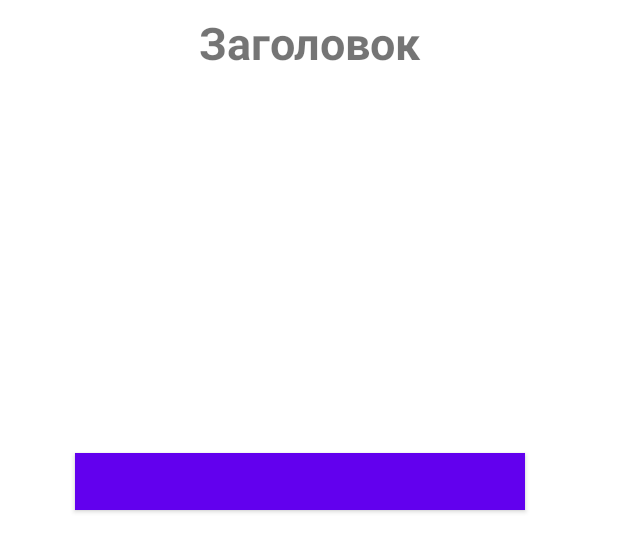
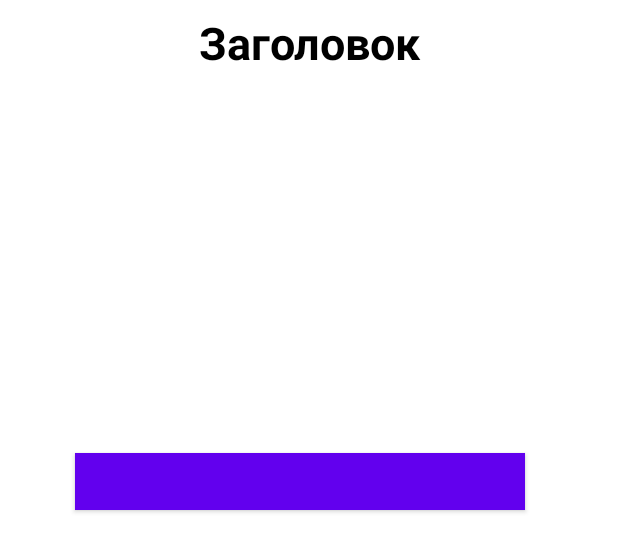
Before and after one commit to UpTechCompany/UptechAppClean, an Android app: the layout item_emergency2.xml on its own in the app's theme, with its tools: preview values and no code run, on a phone screen of 412 x 824 dp. Shown: the top 552 px of the screen. Run offline under Robolectric (Android 15) with nearby library versions, the phone set to English and light mode, and no system bars.

Commit message:
pre-pre-pre-final

```diff
--- a/app/src/main/java/com/example/uptechapp/activity/EmergencyFeedFragment.java
+++ b/app/src/main/java/com/example/uptechapp/activity/EmergencyFeedFragment.java
@@ -43,6 +43,7 @@ public class EmergencyFeedFragment extends Fragment {
 
     List<Emergency> myEmergencyList;
     EmergencyAdapter adapter;
+
 
     public Dialog Dialog(@Nullable Bundle savedInstanceState) {
         String title = getResources().getString(R.string.training);
--- a/app/src/main/java/com/example/uptechapp/activity/SplashActivity.java
+++ b/app/src/main/java/com/example/uptechapp/activity/SplashActivity.java
@@ -21,6 +21,8 @@ public class SplashActivity extends AppCompatActivity {
     @Override
     protected void onCreate(Bundle savedInstanceState) {
         super.onCreate(savedInstanceState);
+        getTheme().getResources().getConfiguration().uiMode &= ~Configuration.UI_MODE_NIGHT_MASK;
+        getTheme().getResources().getConfiguration().uiMode |= Configuration.UI_MODE_NIGHT_NO;
         setContentView(R.layout.activity_splash);
 
         new Thread(() -> {
--- a/app/src/main/java/com/example/uptechapp/dao/RetrofitService.java
+++ b/app/src/main/java/com/example/uptechapp/dao/RetrofitService.java
@@ -5,7 +5,7 @@ import retrofit2.converter.moshi.MoshiConverterFactory;
 
 public class RetrofitService {
 
-    private static final String BASE_URL = "http://158.160.109.85:8080";
+    private static final String BASE_URL = "http://51.250.0.143:8080";
 
     private static Retrofit retrofit;
 
--- a/app/src/main/res/layout/item_emergency2.xml
+++ b/app/src/main/res/layout/item_emergency2.xml
@@ -10,6 +10,7 @@
         android:layout_height="wrap_content"
         android:layout_marginTop="8dp"
         android:gravity="center"
+        android:textColor="@color/black"
         android:textSize="30sp"
         android:text="@string/title"
         app:layout_constraintStart_toStartOf="parent"
@@ -29,6 +30,7 @@
     <TextView
         android:id="@+id/textDescription"
         android:layout_width="225dp"
+        android:textColor="@color/black"
         android:layout_height="225dp"
         app:layout_constraintStart_toEndOf="@+id/imageView"
         app:layout_constraintTop_toBottomOf="@+id/textLabel"
@@ -39,6 +41,7 @@
         android:id="@+id/textDate"
         android:layout_width="150dp"
         android:layout_height="50dp"
+        android:textColor="@color/black"
         app:layout_constraintTop_toBottomOf="@+id/imageView"
         app:layout_constraintStart_toStartOf="parent"
         android:layout_marginTop="20dp"
@@ -48,6 +51,7 @@
         android:id="@+id/emergency_map_button"
         android:layout_width="300dp"
         android:layout_height="38dp"
+        android:textColor="@color/white"
         app:layout_constraintBottom_toBottomOf="parent"
         app:layout_constraintStart_toStartOf="parent"
         android:background="#5D57FF"
--- /dev/null
+++ b/app/src/main/res/values-night-v29/themes.xml
@@ -0,0 +1,8 @@
+<?xml version="1.0" encoding="utf-8"?>
+<resources>
+
+    <style name="Theme.UptechApp" parent="Theme.MaterialComponents.DayNight.NoActionBar">
+
+        <!-- Customize your theme here. -->
+    </style>
+</resources>
--- a/app/src/main/res/values-night/themes.xml
+++ b/app/src/main/res/values-night/themes.xml
@@ -2,20 +2,21 @@
     <!-- Base application theme. -->
     <style name="Theme.UptechApp" parent="Theme.MaterialComponents.DayNight.NoActionBar">
         <!-- Primary brand color. -->
-        <item name="colorPrimary">@color/purple_200</item>
+        <item name="colorPrimary">@color/purple_500</item>
         <item name="colorPrimaryVariant">@color/purple_700</item>
         <item name="colorOnPrimary">@color/black</item>
         <!-- Secondary brand color. -->
         <item name="colorSecondary">@color/teal_200</item>
-        <item name="colorSecondaryVariant">@color/teal_200</item>
+        <item name="colorSecondaryVariant">@color/teal_700</item>
         <item name="colorOnSecondary">@color/black</item>
         <!-- Status bar color. -->
         <item name="android:statusBarColor">?attr/colorPrimaryVariant</item>
+
         <!-- Customize your theme here. -->
     </style>
 
     <style name="ThemeOverlay.UptechApp.FullscreenContainer" parent="">
-        <item name="fullscreenBackgroundColor">@color/light_blue_900</item>
-        <item name="fullscreenTextColor">@color/light_blue_A400</item>
+        <item name="fullscreenBackgroundColor">@color/light_blue_600</item>
+        <item name="fullscreenTextColor">@color/light_blue_A200</item>
     </style>
 </resources>
--- a/app/src/main/res/values/styles.xml
+++ b/app/src/main/res/values/styles.xml
@@ -1,7 +1,7 @@
 <resources>
 
     <style name="Widget.Theme.UptechApp.ButtonBar.Fullscreen" parent="">
-        <item name="android:background">@color/black_overlay</item>
+        <item name="android:background">@color/white</item>
         <item name="android:buttonBarStyle">?android:attr/buttonBarStyle</item>
     </style>
 </resources>
--- a/app/src/main/res/values/themes.xml
+++ b/app/src/main/res/values/themes.xml
@@ -4,7 +4,7 @@
         <!-- Primary brand color. -->
         <item name="colorPrimary">@color/purple_500</item>
         <item name="colorPrimaryVariant">@color/purple_700</item>
-        <item name="colorOnPrimary">@color/white</item>
+        <item name="colorOnPrimary">@color/black</item>
         <!-- Secondary brand color. -->
         <item name="colorSecondary">@color/teal_200</item>
         <item name="colorSecondaryVariant">@color/teal_700</item>
```
Also changed, not shown: app/src/main/AndroidManifest.xml (+8 -3 lines), app/src/main/java/com/example/uptechapp/activity/MainActivityFragments.java (+8 -0 lines), app/src/main/java/com/example/uptechapp/dao/EmergencyAdapter.java (+47 -25 lines), app/src/main/java/com/example/uptechapp/dao/MapService.java (+10 -7 lines).
